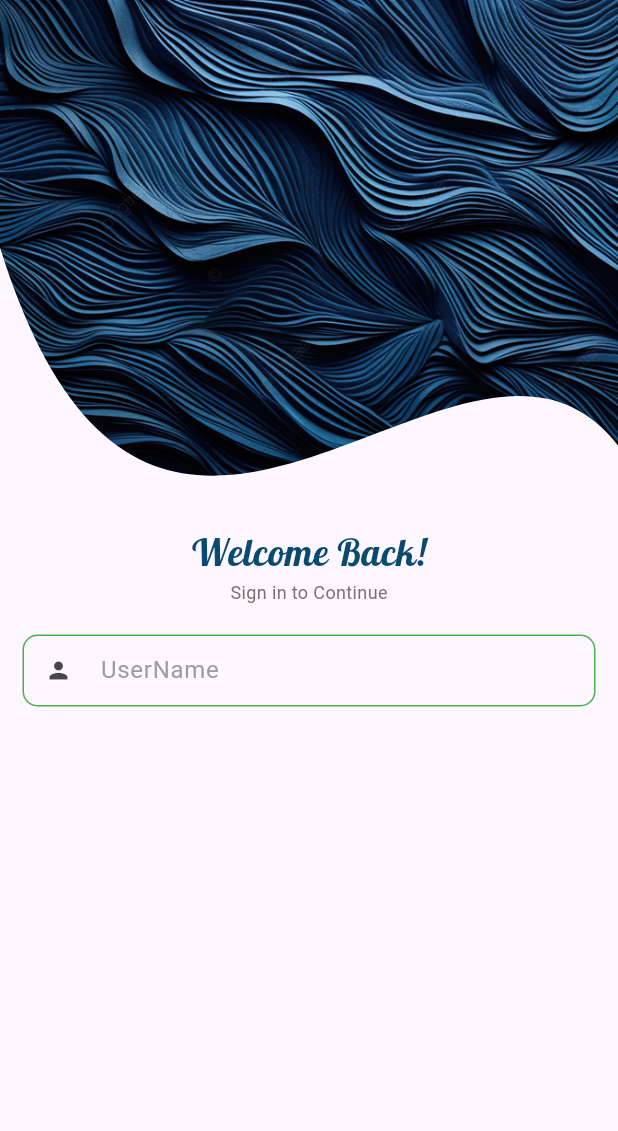
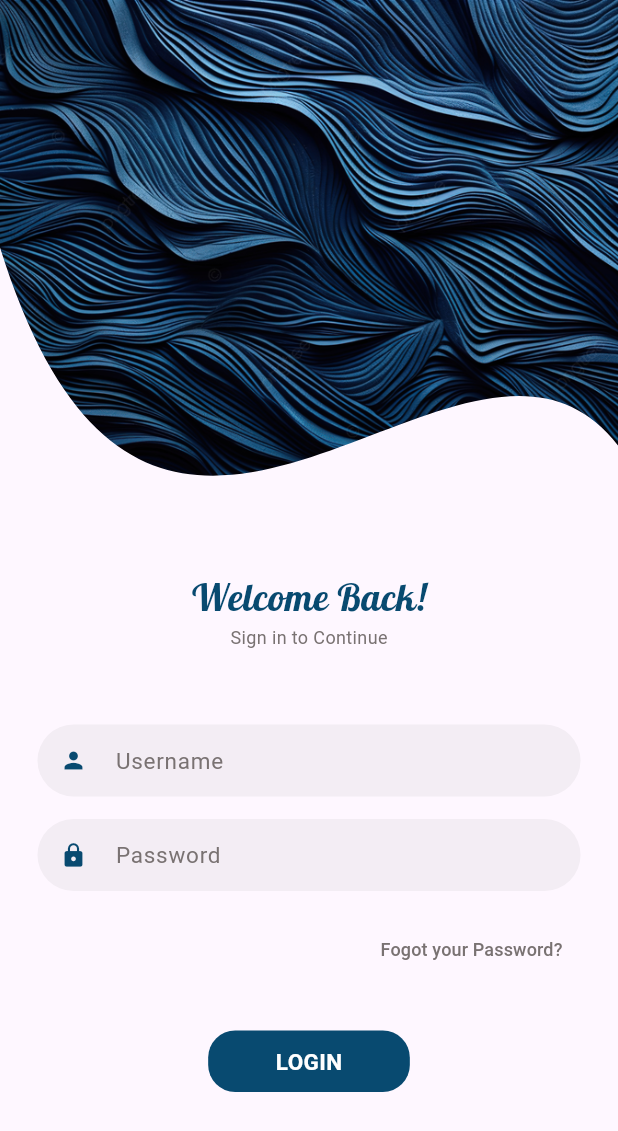
Before and after one commit to HashiniDivyanjanee/Vehicle_Service_App, a Flutter app: the screen it shows after launch, on a phone screen of 412 x 824 dp. Shown: the top 1131 px of the screen. Run offline on Flutter 3.47's test engine with Material 3 defaults, Android fonts, the phone set to English and light mode, and no system bars; our stand-ins replace go_router.

Commit message:
Login page design

```diff
--- a/lib/src/constant/themes.dart
+++ b/lib/src/constant/themes.dart
@@ -1,10 +1,14 @@
 import 'package:flutter/material.dart';
 
 class AppThemes {
+  //Colors
   static const cardBackgroundColor = Color.fromRGBO(3, 191, 203, 1);
   static const PrimaryColor = Color.fromRGBO(8, 74, 112, 1.0);
   static const PrimaryTextColor = Color.fromRGBO(8, 74, 112, 1.0);
   static const SecondTextColor = Color.fromRGBO(121,114,114,1.0);
+  static const TextField_Bg_Color = Color.fromRGBO(142, 142, 142, 0.1);
+
+  //font Size
   static const PrimaryFontSize =25.0;
   static const SecondaryFontSize =12.0;
 }
--- a/lib/src/core/widgets/buttons.dart
+++ b/lib/src/core/widgets/buttons.dart
@@ -1,13 +1,17 @@
 import 'package:flutter/material.dart';
 
 class ButtonComponent extends StatelessWidget {
-  String buttonText;
-  Color textColor;
-  Color buttonColor;
-  VoidCallback callback;
+  final String buttonText;
+  final Color textColor;
+  final Color buttonColor;
+  final VoidCallback callback;
 
   ButtonComponent(
-      this.buttonText, this.textColor, this.buttonColor, this.callback);
+      {super.key,
+      required this.buttonText,
+      required this.textColor,
+      required this.buttonColor,
+      required this.callback});
 
   @override
   Widget build(BuildContext context) {
@@ -16,11 +20,13 @@ class ButtonComponent extends StatelessWidget {
       child: Container(
           decoration: BoxDecoration(
             color: buttonColor,
-            borderRadius: BorderRadius.circular(10),
+            borderRadius: BorderRadius.circular(18),
           ),
+          padding: const EdgeInsets.symmetric(vertical: 10, horizontal: 45),
           child: Text(
             buttonText,
-            style: TextStyle(fontSize: 16, color: textColor),
+            style: TextStyle(
+                fontSize: 15, color: textColor, fontWeight: FontWeight.bold),
           )),
     );
   }
--- a/lib/src/core/widgets/text_form_field.dart
+++ b/lib/src/core/widgets/text_form_field.dart
@@ -1,17 +1,19 @@
 import 'package:flutter/material.dart';
+import 'package:vehicle_service_app/src/constant/themes.dart';
 
 class TextFormFieldComponent extends StatelessWidget {
-   final TextInputType? inputType;
-  final String hintText;
+  final TextInputType? inputType;
+
   final bool obscureText;
   final TextEditingController controller;
   final IconData prefixIcon;
   final TextCapitalization textCapitalization;
+  final String lableText;
 
   TextFormFieldComponent({
     super.key,
-    required this.hintText,
-    this.obscureText = false,
+    required this.lableText,
+    required this.obscureText,
     required this.controller,
     required this.prefixIcon,
     this.textCapitalization = TextCapitalization.none,
@@ -21,7 +23,7 @@ class TextFormFieldComponent extends StatelessWidget {
   @override
   Widget build(BuildContext context) {
     return Container(
-      margin: EdgeInsets.only(bottom: 15, left: 15, right: 15),
+      margin: EdgeInsets.only(bottom: 15, left: 25, right: 25),
       child: TextField(
         enabled: true,
         controller: controller,
@@ -31,22 +33,22 @@ class TextFormFieldComponent extends StatelessWidget {
         obscureText: obscureText,
         keyboardType: inputType,
         textAlign: TextAlign.start,
-        style: TextStyle(color: Colors.black, fontSize: 16),
+        style: TextStyle(color: Colors.black, fontSize: 12),
         decoration: InputDecoration(
-            prefixIcon: Icon(prefixIcon),
+            prefixIcon: Icon(
+              prefixIcon,
+              color: AppThemes.PrimaryColor,
+            ),
             isDense: true,
-            labelText: hintText,
+            labelText: lableText,
+            filled: true,
+            fillColor: AppThemes.TextField_Bg_Color,
             counterText: "",
-            labelStyle: TextStyle(color: Colors.grey),
+            labelStyle: TextStyle(color: AppThemes.SecondTextColor, fontSize: 15),
             border: OutlineInputBorder(
-                borderSide: BorderSide(color: Colors.green),
-                borderRadius: BorderRadius.all(Radius.circular(10))),
-            focusedBorder: OutlineInputBorder(
-                borderSide: BorderSide(color: Colors.green),
-                borderRadius: BorderRadius.all(Radius.circular(10))),
-            enabledBorder: OutlineInputBorder(
-                borderSide: BorderSide(color: Colors.green),
-                borderRadius: BorderRadius.all(Radius.circular(10)))),
+                borderRadius: BorderRadius.circular(30),
+                borderSide: BorderSide.none // remove frame
+                )),
       ),
     );
   }
--- a/lib/src/ui/login.dart
+++ b/lib/src/ui/login.dart
@@ -1,8 +1,12 @@
 import 'package:flutter/material.dart';
+import 'package:flutter/widgets.dart';
+import 'package:go_router/go_router.dart';
+import 'package:vehicle_service_app/src/config/routes/app_rout_cons.dart';
 import 'package:vehicle_service_app/src/constant/assest_path.dart';
 import 'package:vehicle_service_app/src/constant/front.dart';
 import 'package:vehicle_service_app/src/constant/string.dart';
 import 'package:vehicle_service_app/src/constant/themes.dart';
+import 'package:vehicle_service_app/src/core/widgets/buttons.dart';
 import 'package:vehicle_service_app/src/core/widgets/clip_path_widgets.dart';
 import 'package:vehicle_service_app/src/core/widgets/text_form_field.dart';
 
@@ -10,7 +14,7 @@ class Login extends StatelessWidget {
   Login({super.key});
 
   final nameController = TextEditingController();
-
+  final pwController = TextEditingController();
   @override
   Widget build(BuildContext context) {
     return Scaffold(
@@ -29,7 +33,7 @@ class Login extends StatelessWidget {
               clipper: AppCustomeClipper(),
             ),
             const SizedBox(
-              height: 20,
+              height: 50,
             ),
             const Center(
               child: Text(
@@ -47,15 +51,47 @@ class Login extends StatelessWidget {
                   fontSize: AppThemes.SecondaryFontSize),
             ),
             const SizedBox(
-              height: 20,
+              height: 50,
             ),
             TextFormFieldComponent(
               controller: nameController,
-              hintText: "UserName",
+              lableText: "Username",
               prefixIcon: Icons.person,
               inputType: TextInputType.name,
               textCapitalization: TextCapitalization.words,
-            )
+              obscureText: false,
+            ),
+            TextFormFieldComponent(
+              controller: pwController,
+              lableText: "Password",
+              prefixIcon: Icons.lock,
+              inputType: TextInputType.visiblePassword,
+              textCapitalization: TextCapitalization.characters,
+              obscureText: true,
+            ),
+            Container(
+              margin: EdgeInsets.only(right: 25),
+              child: Align(
+                  alignment: Alignment.topRight,
+                  child: TextButton(
+                      onPressed: () {},
+                      child: Text(
+                        "Fogot your Password?",
+                        style: TextStyle(
+                            color: AppThemes.SecondTextColor,
+                            fontSize: AppThemes.SecondaryFontSize),
+                      ))),
+            ),
+            const SizedBox(
+              height: 30,
+            ),
+            ButtonComponent(
+                buttonText: "LOGIN",
+                textColor: Colors.white,
+                buttonColor: AppThemes.PrimaryColor,
+                callback: () {
+                  GoRouter.of(context).pushNamed(MyAppRouteConstants.homeRoute);
+                }),
           ],
         ),
       ),
```
